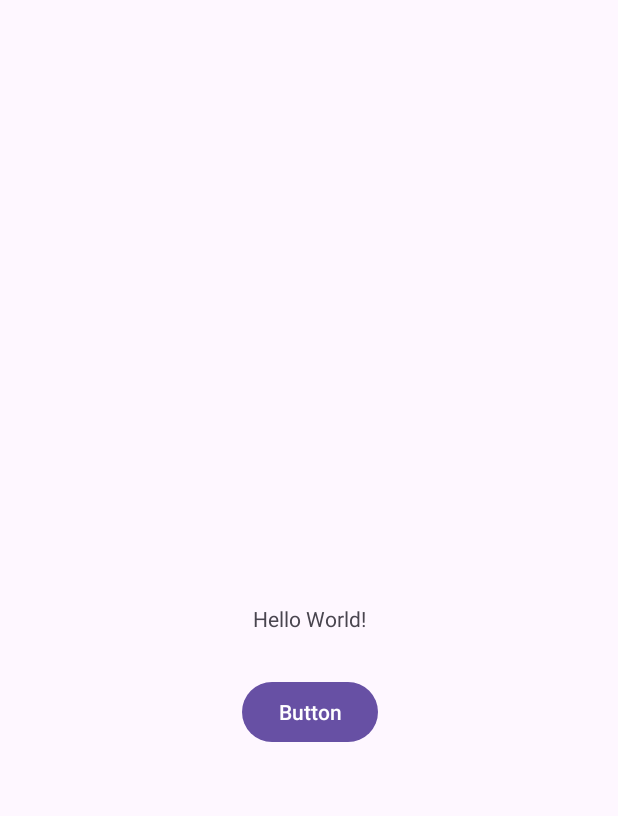
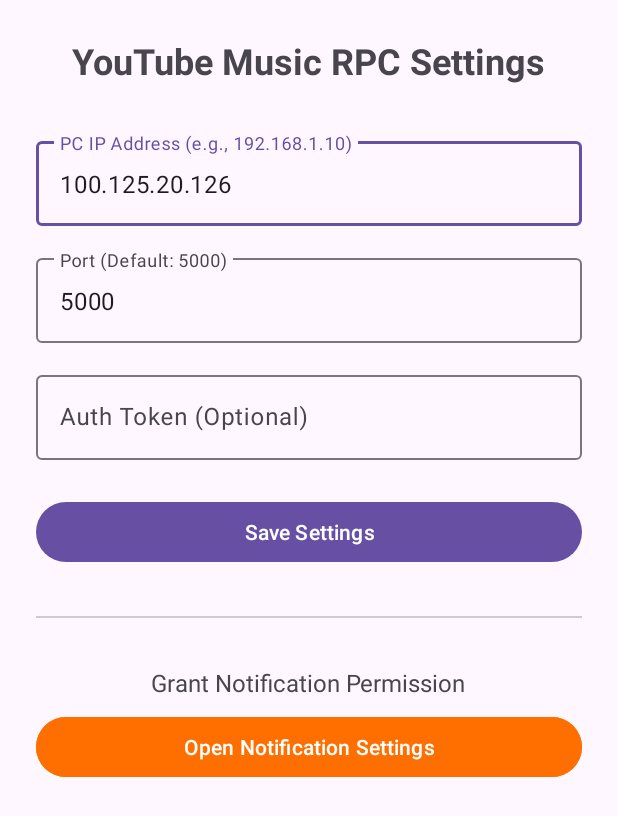
Before and after one commit to S0iRu/AndroidYouTubeMusicDiscordRPC, an Android app: the screen it shows after launch (MainActivity), on a phone screen of 412 x 824 dp. Shown: the top 816 px of the screen. Run offline under Robolectric (Android 15) with nearby library versions, the phone set to English and light mode, and no system bars.

Commit message:
feat: Add Android client for YouTube Music notification listening and RPC server communication with configurable settings and authentication.

```diff
--- a/AndroidStudio/app/src/main/java/com/example/youtubemusicrpc/MainActivity.kt
+++ b/AndroidStudio/app/src/main/java/com/example/youtubemusicrpc/MainActivity.kt
@@ -1,30 +1,57 @@
 package com.example.youtubemusicrpc
 
+import android.content.Context
 import android.content.Intent
 import android.os.Bundle
 import android.provider.Settings
 import android.widget.Button
+import android.widget.EditText
+import android.widget.Toast
 import androidx.appcompat.app.AppCompatActivity
 
 class MainActivity : AppCompatActivity() {
+
     override fun onCreate(savedInstanceState: Bundle?) {
         super.onCreate(savedInstanceState)
         setContentView(R.layout.activity_main)
 
-        // ボタンを押したら「通知へのアクセス」設定画面を開く
-        // レイアウトファイル(activity_main.xml)にButton(id: btn_permission)がある前提
-        val button = findViewById<Button>(R.id.btn_permission)
-        button.setOnClickListener {
+        val etHost = findViewById<EditText>(R.id.et_host)
+        val etPort = findViewById<EditText>(R.id.et_port)
+        val etToken = findViewById<EditText>(R.id.et_token)
+        val btnSave = findViewById<Button>(R.id.btn_save)
+        val btnPermission = findViewById<Button>(R.id.btn_permission)
+
+        // 設定読み込み
+        val prefs = getSharedPreferences("rpc_settings", Context.MODE_PRIVATE)
+        etHost.setText(prefs.getString("host", "100.125.20.126"))
+        etPort.setText(prefs.getString("port", "5000"))
+        etToken.setText(prefs.getString("token", ""))
+
+        // 保存ボタン
+        btnSave.setOnClickListener {
+            val host = etHost.text.toString().trim()
+            val port = etPort.text.toString().trim()
+            val token = etToken.text.toString().trim()
+
+            if (host.isEmpty() || port.isEmpty()) {
+                Toast.makeText(this, "Please enter Host and Port", Toast.LENGTH_SHORT).show()
+                return@setOnClickListener
+            }
+
+            prefs.edit().apply {
+                putString("host", host)
+                putString("port", port)
+                putString("token", token)
+                apply()
+            }
+
+            Toast.makeText(this, "Settings Saved!", Toast.LENGTH_SHORT).show()
+        }
+
+        // 権限設定ボタン
+        btnPermission.setOnClickListener {
             val intent = Intent(Settings.ACTION_NOTIFICATION_LISTENER_SETTINGS)
             startActivity(intent)
         }
-
-//        enableEdgeToEdge()
-//        setContentView(R.layout.activity_main)
-//        ViewCompat.setOnApplyWindowInsetsListener(findViewById(R.id.main)) { v, insets ->
-//            val systemBars = insets.getInsets(WindowInsetsCompat.Type.systemBars())
-//            v.setPadding(systemBars.left, systemBars.top, systemBars.right, systemBars.bottom)
-//            insets
-//        }
     }
 }
--- a/AndroidStudio/app/src/main/res/layout/activity_main.xml
+++ b/AndroidStudio/app/src/main/res/layout/activity_main.xml
@@ -1,34 +1,85 @@
 <?xml version="1.0" encoding="utf-8"?>
-<androidx.constraintlayout.widget.ConstraintLayout xmlns:android="http://schemas.android.com/apk/res/android"
-    xmlns:app="http://schemas.android.com/apk/res-auto"
-    xmlns:tools="http://schemas.android.com/tools"
-    android:id="@+id/main"
+<LinearLayout xmlns:android="http://schemas.android.com/apk/res/android"
     android:layout_width="match_parent"
     android:layout_height="match_parent"
-    tools:context=".MainActivity">
+    android:orientation="vertical"
+    android:padding="24dp"
+    android:gravity="center_horizontal">
 
     <TextView
-        android:id="@+id/textView"
         android:layout_width="wrap_content"
         android:layout_height="wrap_content"
-        android:text="Hello World!"
-        app:layout_constraintBottom_toBottomOf="parent"
-        app:layout_constraintEnd_toEndOf="parent"
-        app:layout_constraintStart_toStartOf="parent"
-        app:layout_constraintTop_toTopOf="parent" />
+        android:text="YouTube Music RPC Settings"
+        android:textSize="24sp"
+        android:textStyle="bold"
+        android:layout_marginBottom="32dp"/>
+
+    <com.google.android.material.textfield.TextInputLayout
+        android:layout_width="match_parent"
+        android:layout_height="wrap_content"
+        android:hint="PC IP Address (e.g., 192.168.1.10)">
+
+        <com.google.android.material.textfield.TextInputEditText
+            android:id="@+id/et_host"
+            android:layout_width="match_parent"
+            android:layout_height="wrap_content"
+            android:inputType="textUri"
+            android:text="100.125.20.126" />
+    </com.google.android.material.textfield.TextInputLayout>
+
+    <com.google.android.material.textfield.TextInputLayout
+        android:layout_width="match_parent"
+        android:layout_height="wrap_content"
+        android:layout_marginTop="16dp"
+        android:hint="Port (Default: 5000)">
+
+        <com.google.android.material.textfield.TextInputEditText
+            android:id="@+id/et_port"
+            android:layout_width="match_parent"
+            android:layout_height="wrap_content"
+            android:inputType="number"
+            android:text="5000" />
+    </com.google.android.material.textfield.TextInputLayout>
+
+    <com.google.android.material.textfield.TextInputLayout
+        android:layout_width="match_parent"
+        android:layout_height="wrap_content"
+        android:layout_marginTop="16dp"
+        android:hint="Auth Token (Optional)">
+
+        <com.google.android.material.textfield.TextInputEditText
+            android:id="@+id/et_token"
+            android:layout_width="match_parent"
+            android:layout_height="wrap_content"
+            android:inputType="textPassword" />
+    </com.google.android.material.textfield.TextInputLayout>
+
+    <Button
+        android:id="@+id/btn_save"
+        android:layout_width="match_parent"
+        android:layout_height="wrap_content"
+        android:layout_marginTop="24dp"
+        android:text="Save Settings" />
+
+    <View
+        android:layout_width="match_parent"
+        android:layout_height="1dp"
+        android:layout_marginTop="32dp"
+        android:layout_marginBottom="32dp"
+        android:background="#CCCCCC"/>
+
+    <TextView
+        android:layout_width="wrap_content"
+        android:layout_height="wrap_content"
+        android:text="Grant Notification Permission"
+        android:textSize="16sp"
+        android:layout_marginBottom="8dp"/>
 
     <Button
         android:id="@+id/btn_permission"
-        android:layout_width="wrap_content"
+        android:layout_width="match_parent"
         android:layout_height="wrap_content"
-        android:layout_marginStart="161dp"
-        android:layout_marginTop="5dp"
-        android:layout_marginEnd="160dp"
-        android:layout_marginBottom="302dp"
-        android:text="Button"
-        app:layout_constraintBottom_toBottomOf="parent"
-        app:layout_constraintEnd_toEndOf="parent"
-        app:layout_constraintStart_toStartOf="parent"
-        app:layout_constraintTop_toBottomOf="@+id/textView" />
+        android:text="Open Notification Settings"
+        android:backgroundTint="#FF6F00"/>
 
-</androidx.constraintlayout.widget.ConstraintLayout>
+</LinearLayout>
```
Also changed, not shown: AndroidStudio/app/src/main/java/com/example/youtubemusicrpc/MyNotificationListener.kt (+41 -91 lines), 4 other files.
